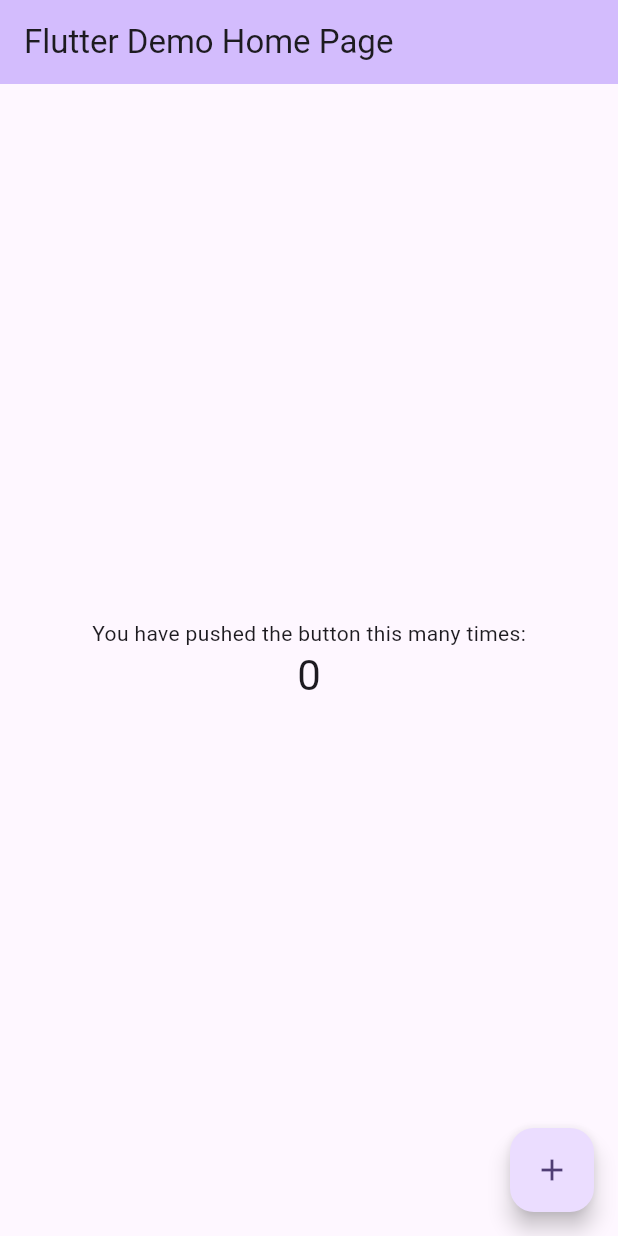
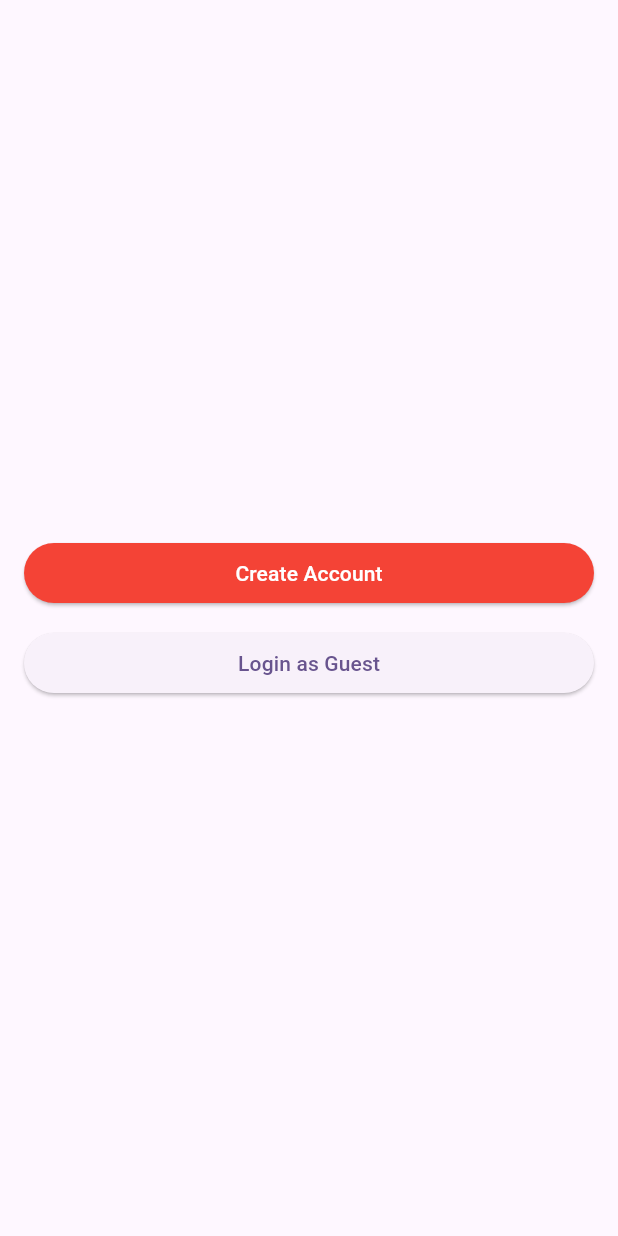
Before and after one commit to beltei-iu/UC2-BIT-SE-Y4S1-B5-MAD-II-E1-412-2025, a Flutter app: the screen it shows after launch, on a phone screen of 412 x 824 dp. Run offline on Flutter 3.47's test engine with Material 3 defaults, Android fonts, the phone set to English and light mode, and no system bars.

Commit message:
Add screen

```diff
--- a/lib/main.dart
+++ b/lib/main.dart
@@ -1,122 +1,39 @@
 import 'package:flutter/material.dart';
+import 'package:mad_2_412/route/app_route.dart';
+import 'package:mad_2_412/screens/splash_screen.dart';
 
 void main() {
-  runApp(const MyApp());
+
+  // Initialize Widget
+  WidgetsFlutterBinding.ensureInitialized();
+
+  runApp(App());
 }
 
-class MyApp extends StatelessWidget {
-  const MyApp({super.key});
+class App extends StatelessWidget {
 
-  // This widget is the root of your application.
   @override
   Widget build(BuildContext context) {
     return MaterialApp(
-      title: 'Flutter Demo',
+      title: 'MADII-412',
       theme: ThemeData(
-        // This is the theme of your application.
-        //
-        // TRY THIS: Try running your application with "flutter run". You'll see
-        // the application has a purple toolbar. Then, without quitting the app,
-        // try changing the seedColor in the colorScheme below to Colors.green
-        // and then invoke "hot reload" (save your changes or press the "hot
-        // reload" button in a Flutter-supported IDE, or press "r" if you used
-        // the command line to start the app).
-        //
-        // Notice that the counter didn't reset back to zero; the application
-        // state is not lost during the reload. To reset the state, use hot
-        // restart instead.
-        //
-        // This works for code too, not just values: Most code changes can be
-        // tested with just a hot reload.
         colorScheme: ColorScheme.fromSeed(seedColor: Colors.deepPurple),
       ),
-      home: const MyHomePage(title: 'Flutter Demo Home Page'),
+
+
+      // Option 1
+      // home: SplashScreen(),
+
+      // Option 2
+      // routes: {
+
+      // },
+
+      // Option 3
+      initialRoute: AppRoute.splashScreen,
+      onGenerateRoute: AppRoute.onGenerateRoute,
+      navigatorKey: AppRoute.key,
+
     );
   }
 }
-
-class MyHomePage extends StatefulWidget {
-  const MyHomePage({super.key, required this.title});
-
-  // This widget is the home page of your application. It is stateful, meaning
-  // that it has a State object (defined below) that contains fields that affect
-  // how it looks.
-
-  // This class is the configuration for the state. It holds the values (in this
-  // case the title) provided by the parent (in this case the App widget) and
-  // used by the build method of the State. Fields in a Widget subclass are
-  // always marked "final".
-
-  final String title;
-
-  @override
-  State<MyHomePage> createState() => _MyHomePageState();
-}
-
-class _MyHomePageState extends State<MyHomePage> {
-  int _counter = 0;
-
-  void _incrementCounter() {
-    setState(() {
-      // This call to setState tells the Flutter framework that something has
-      // changed in this State, which causes it to rerun the build method below
-      // so that the display can reflect the updated values. If we changed
-      // _counter without calling setState(), then the build method would not be
-      // called again, and so nothing would appear to happen.
-      _counter++;
-    });
-  }
-
-  @override
-  Widget build(BuildContext context) {
-    // This method is rerun every time setState is called, for instance as done
-    // by the _incrementCounter method above.
-    //
-    // The Flutter framework has been optimized to make rerunning build methods
-    // fast, so that you can just rebuild anything that needs updating rather
-    // than having to individually change instances of widgets.
-    return Scaffold(
-      appBar: AppBar(
-        // TRY THIS: Try changing the color here to a specific color (to
-        // Colors.amber, perhaps?) and trigger a hot reload to see the AppBar
-        // change color while the other colors stay the same.
-        backgroundColor: Theme.of(context).colorScheme.inversePrimary,
-        // Here we take the value from the MyHomePage object that was created by
-        // the App.build method, and use it to set our appbar title.
-        title: Text(widget.title),
-      ),
-      body: Center(
-        // Center is a layout widget. It takes a single child and positions it
-        // in the middle of the parent.
-        child: Column(
-          // Column is also a layout widget. It takes a list of children and
-          // arranges them vertically. By default, it sizes itself to fit its
-          // children horizontally, and tries to be as tall as its parent.
-          //
-          // Column has various properties to control how it sizes itself and
-          // how it positions its children. Here we use mainAxisAlignment to
-          // center the children vertically; the main axis here is the vertical
-          // axis because Columns are vertical (the cross axis would be
-          // horizontal).
-          //
-          // TRY THIS: Invoke "debug painting" (choose the "Toggle Debug Paint"
-          // action in the IDE, or press "p" in the console), to see the
-          // wireframe for each widget.
-          mainAxisAlignment: MainAxisAlignment.center,
-          children: <Widget>[
-            const Text('You have pushed the button this many times:'),
-            Text(
-              '$_counter',
-              style: Theme.of(context).textTheme.headlineMedium,
-            ),
-          ],
-        ),
-      ),
-      floatingActionButton: FloatingActionButton(
-        onPressed: _incrementCounter,
-        tooltip: 'Increment',
-        child: const Icon(Icons.add),
-      ), // This trailing comma makes auto-formatting nicer for build methods.
-    );
-  }
-}
--- /dev/null
+++ b/lib/route/app_route.dart
@@ -0,0 +1,47 @@
+
+import 'package:flutter/material.dart';
+import 'package:flutter/widgets.dart';
+import 'package:mad_2_412/screens/login_screen.dart';
+import 'package:mad_2_412/screens/main_screen.dart';
+import 'package:mad_2_412/screens/register_screen.dart';
+import 'package:mad_2_412/screens/splash_screen.dart';
+
+class AppRoute {
+
+  static const String splashScreen ="";
+  static const String loginScreen = "loginScreen";
+  static const String registerScreen = "registerScreen";
+  static const String mainScreen = "mainScreen";
+
+  static final key = GlobalKey<NavigatorState>();
+
+  static Route<dynamic> onGenerateRoute(RouteSettings routeSettings){
+
+    switch(routeSettings.name){
+      case splashScreen:
+        return _buildRoute(routeSettings, SplashScreen());
+      case loginScreen:
+        return _buildRoute(routeSettings, LoginScreen());
+      case registerScreen:
+        return _buildRoute(routeSettings, RegisterScreen());
+      case mainScreen:
+        return _buildRoute(routeSettings, MainScreen());
+      default:
+        throw RouteException("Route not found.");
+    }
+  }
+
+  static Route<dynamic> _buildRoute(RouteSettings routeSettings, Widget newScreen){
+      return MaterialPageRoute(settings: routeSettings, builder: (context) => newScreen);
+  }
+}
+
+
+
+
+class RouteException implements Exception {
+
+  String message;
+
+  RouteException(this.message);
+}
--- /dev/null
+++ b/lib/screens/splash_screen.dart
@@ -0,0 +1,60 @@
+
+import 'package:flutter/material.dart';
+import 'package:mad_2_412/route/app_route.dart';
+
+class SplashScreen extends StatefulWidget {
+  const SplashScreen({super.key});
+
+  @override
+  State<SplashScreen> createState() => _SplashScreenState();
+}
+
+class _SplashScreenState extends State<SplashScreen> {
+  @override
+  Widget build(BuildContext context) {
+    return Scaffold(
+      body: Center(
+        child: Padding(padding: EdgeInsets.only(left: 16, right: 16),
+        child: Column(
+        mainAxisAlignment: MainAxisAlignment.center,
+        children: [
+          _createAccount,
+          SizedBox(height: 20,),
+          _loginGuest
+        ],
+      ),),
+      ),
+    );
+  }
+
+  Widget get _createAccount{
+
+      return SizedBox(
+        height: 40,
+        width: MediaQuery.of(context).size.width,
+        child: ElevatedButton(
+        style: ElevatedButton.styleFrom(
+          backgroundColor: Colors.red
+        ),
+        onPressed: (){
+
+      }, child: Text("Create Account", style: TextStyle(color: Colors.white),)),
+      );
+  }
+
+  Widget get _loginGuest {
+    return SizedBox(
+              height: 40,
+        width: MediaQuery.of(context).size.width,
+      child: ElevatedButton(onPressed: (){
+
+
+          //Navigator.pushNamed(context, AppRoute.mainScreen);
+
+          AppRoute.key.currentState?.pushNamed(AppRoute.mainScreen);
+
+
+    }, child: Text("Login as Guest")),
+    );
+  }
+}
```
Also changed, not shown: lib/screens/home_screen.dart (added, +16 -0 lines), lib/screens/login_screen.dart (added, +16 -0 lines), lib/screens/main_screen.dart (added, +18 -0 lines), lib/screens/register_screen.dart (added, +16 -0 lines), 2 other files.
